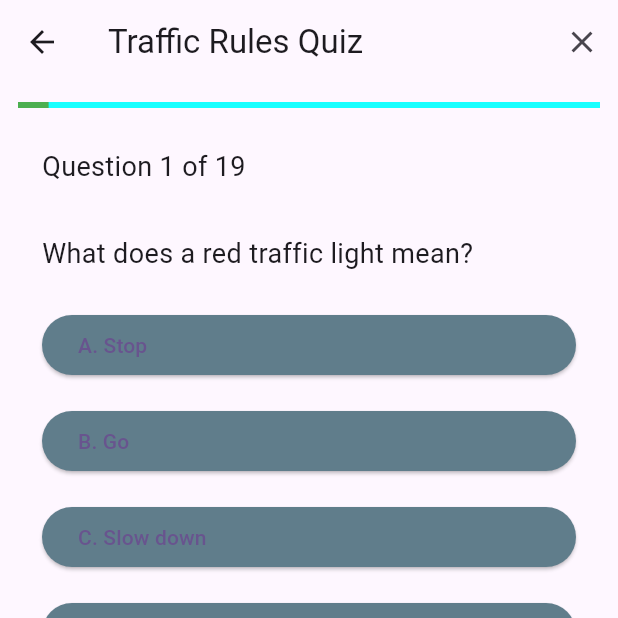
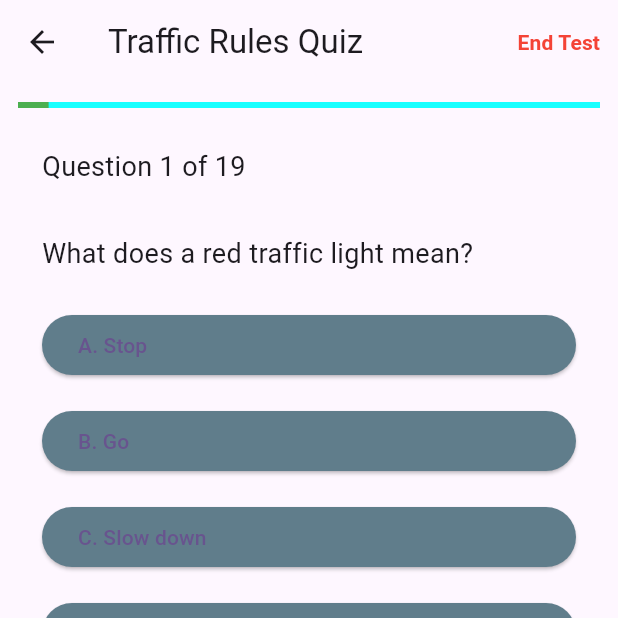
Before and after one commit to saranshahuja/roadschool, a Flutter app: the LinearProgressIndicatorApp screen opened directly, after a tap on "Start Quiz", on a phone screen of 412 x 824 dp, the top half of it. Run offline on Flutter 3.47's test engine with Material 2 defaults, Android fonts, the phone set to English and light mode, and no system bars; our stand-ins replace firebase_core, google_fonts; accounts and stored records are empty.

Commit message:
Replaced "X" icon from the app bar with "End Test" Changed the functionality of the "Start Quiz" button when the "Retake Quiz "button is clicked

```diff
--- a/lib/Pages/testPages.dart
+++ b/lib/Pages/testPages.dart
@@ -225,8 +225,7 @@ class LinearProgressIndicatorAppState extends State<LinearProgressIndicatorApp>
       appBar: AppBar(
         title: Text("Traffic Rules Quiz"),
         actions: [
-          IconButton(
-            icon: Icon(Icons.close),
+          TextButton(
             onPressed: () {
               setState(() {
                 _loading = false;
@@ -235,6 +234,13 @@ class LinearProgressIndicatorAppState extends State<LinearProgressIndicatorApp>
                 _answered = false;
               });
             },
+            child: Text(
+              "End Test",
+              style: TextStyle(
+                color: Colors.red, // Set the text color to red
+                fontWeight: FontWeight.bold,
+              ),
+            ),
           ),
         ],
       ),
@@ -360,6 +366,9 @@ class LinearProgressIndicatorAppState extends State<LinearProgressIndicatorApp>
             onPressed: () {
               setState(() {
                 _loading = true;
+                _currentQuestion = 0; // Reset to the first question
+                _selectedOptionIndex = -1; // Reset the selected option
+                _answered = false; // Reset the answered status
               });
             },
             child: Text("Start Quiz"),
```
